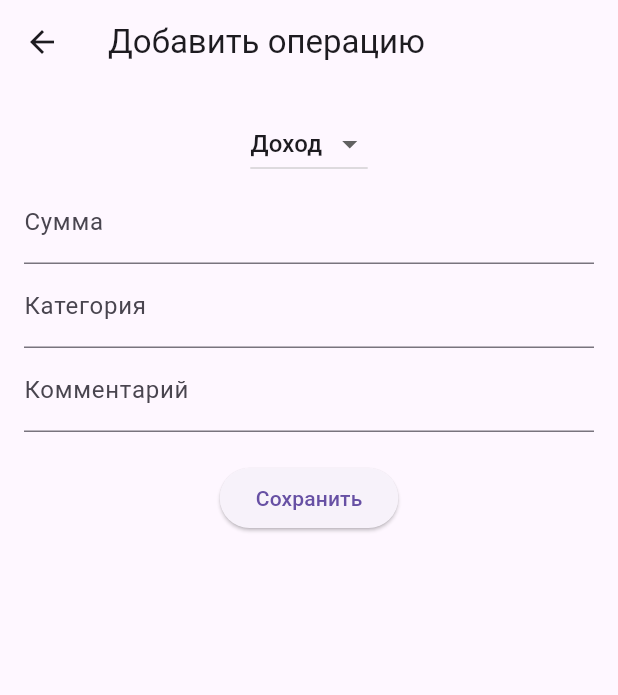
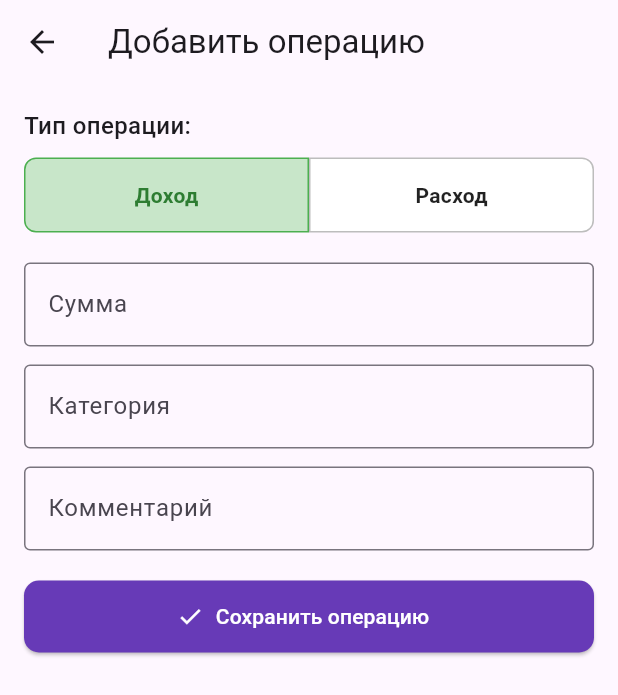
Before and after one commit to 1mpresion1st/pr5, a Flutter app: the screen it shows after launch, after a tap on "Добавить операцию", on a phone screen of 412 x 824 dp. Shown: the top 695 px of the screen. Run offline on Flutter 3.47's test engine with Material 3 defaults, Android fonts, the phone set to English and light mode, and no system bars; our stand-ins replace fl_chart.

Commit message:
some edits

```diff
--- a/lib/screens/add_transaction_screen.dart
+++ b/lib/screens/add_transaction_screen.dart
@@ -35,35 +35,139 @@ class _AddTransactionScreenState extends State<AddTransactionScreen> {
       body: Padding(
         padding: const EdgeInsets.all(16),
         child: Column(
+          crossAxisAlignment: CrossAxisAlignment.start,
           children: [
-            DropdownButton<String>(
-              value: _selectedType,
-              items: ['Доход', 'Расход']
-                  .map((e) => DropdownMenuItem(value: e, child: Text(e)))
-                  .toList(),
-              onChanged: (val) {
-                setState(() {
-                  _selectedType = val!;
-                });
-              },
+            const Text(
+              'Тип операции:',
+              style: TextStyle(fontSize: 16, fontWeight: FontWeight.w500),
             ),
+            const SizedBox(height: 10),
+
+            // --- КРАСИВЫЙ ВЫБОР ТИПА (Доход / Расход) ---
+            Row(
+              mainAxisAlignment: MainAxisAlignment.center,
+              children: [
+                Expanded(
+                  child: GestureDetector(
+                    onTap: () {
+                      setState(() => _selectedType = 'Доход');
+                    },
+                    child: AnimatedContainer(
+                      duration: const Duration(milliseconds: 200),
+                      padding: const EdgeInsets.symmetric(vertical: 14),
+                      decoration: BoxDecoration(
+                        color: _selectedType == 'Доход'
+                            ? Colors.green.shade100
+                            : Colors.white,
+                        border: Border.all(
+                          color: _selectedType == 'Доход'
+                              ? Colors.green
+                              : Colors.grey.shade400,
+                        ),
+                        borderRadius: const BorderRadius.only(
+                          topLeft: Radius.circular(8),
+                          bottomLeft: Radius.circular(8),
+                        ),
+                      ),
+                      child: Center(
+                        child: Text(
+                          'Доход',
+                          style: TextStyle(
+                            fontWeight: FontWeight.w600,
+                            color: _selectedType == 'Доход'
+                                ? Colors.green.shade800
+                                : Colors.black87,
+                          ),
+                        ),
+                      ),
+                    ),
+                  ),
+                ),
+                Expanded(
+                  child: GestureDetector(
+                    onTap: () {
+                      setState(() => _selectedType = 'Расход');
+                    },
+                    child: AnimatedContainer(
+                      duration: const Duration(milliseconds: 200),
+                      padding: const EdgeInsets.symmetric(vertical: 14),
+                      decoration: BoxDecoration(
+                        color: _selectedType == 'Расход'
+                            ? Colors.red.shade100
+                            : Colors.white,
+                        border: Border.all(
+                          color: _selectedType == 'Расход'
+                              ? Colors.red
+                              : Colors.grey.shade400,
+                        ),
+                        borderRadius: const BorderRadius.only(
+                          topRight: Radius.circular(8),
+                          bottomRight: Radius.circular(8),
+                        ),
+                      ),
+                      child: Center(
+                        child: Text(
+                          'Расход',
+                          style: TextStyle(
+                            fontWeight: FontWeight.w600,
+                            color: _selectedType == 'Расход'
+                                ? Colors.red.shade800
+                                : Colors.black87,
+                          ),
+                        ),
+                      ),
+                    ),
+                  ),
+                ),
+              ],
+            ),
+
+            const SizedBox(height: 20),
+
+            // --- поля ввода ---
             TextField(
               controller: _amountController,
               keyboardType: TextInputType.number,
-              decoration: const InputDecoration(labelText: 'Сумма'),
+              decoration: const InputDecoration(
+                labelText: 'Сумма',
+                border: OutlineInputBorder(),
+              ),
             ),
+            const SizedBox(height: 12),
             TextField(
               controller: _categoryController,
-              decoration: const InputDecoration(labelText: 'Категория'),
+              decoration: const InputDecoration(
+                labelText: 'Категория',
+                border: OutlineInputBorder(),
+              ),
             ),
+            const SizedBox(height: 12),
             TextField(
               controller: _commentController,
-              decoration: const InputDecoration(labelText: 'Комментарий'),
+              decoration: const InputDecoration(
+                labelText: 'Комментарий',
+                border: OutlineInputBorder(),
+              ),
             ),
+
             const SizedBox(height: 20),
-            ElevatedButton(
-              onPressed: _saveTransaction,
-              child: const Text('Сохранить'),
+
+            // --- кнопка сохранить ---
+            SizedBox(
+              width: double.infinity,
+              height: 48,
+              child: ElevatedButton.icon(
+                icon: const Icon(Icons.check),
+                label: const Text('Сохранить операцию'),
+                onPressed: _saveTransaction,
+                style: ElevatedButton.styleFrom(
+                  backgroundColor: Colors.deepPurple,
+                  foregroundColor: Colors.white,
+                  shape: RoundedRectangleBorder(
+                    borderRadius: BorderRadius.circular(10),
+                  ),
+                ),
+              ),
             ),
           ],
         ),
--- a/lib/screens/home_screen.dart
+++ b/lib/screens/home_screen.dart
@@ -1,5 +1,6 @@
 import 'package:flutter/material.dart';
 import '../models/transaction.dart';
+import '../data/demo_data.dart'; // 👈 импорт стартовых данных
 import 'add_transaction_screen.dart';
 import 'transactions_list_screen.dart';
 import 'statistics_screen.dart';
@@ -10,7 +11,8 @@ class HomeScreen extends StatefulWidget {
 }
 
 class _HomeScreenState extends State<HomeScreen> {
-  List<Transaction> _transactions = [];
+  // Подгружаем стартовые данные
+  List<Transaction> _transactions = List.from(demoTransactions);
 
   // --- вычисление общего баланса ---
   double get _totalBalance {
@@ -23,21 +25,18 @@ class _HomeScreenState extends State<HomeScreen> {
     return income - expense;
   }
 
-  // --- добавление операции ---
   void _addTransaction(Transaction transaction) {
     setState(() {
       _transactions.add(transaction);
     });
   }
 
-  // --- удаление операции ---
   void _deleteTransaction(Transaction transaction) {
     setState(() {
       _transactions.remove(transaction);
     });
   }
 
-  // --- подсчёт по категориям (для будущего анализа) ---
   Map<String, double> _getCategoryTotals() {
     Map<String, double> totals = {};
     for (var t in _transactions) {
@@ -62,7 +61,6 @@ class _HomeScreenState extends State<HomeScreen> {
         child: SingleChildScrollView(
           child: Column(
             children: [
-              // ---- общий баланс ----
               Text(
                 'Текущий баланс: ${_totalBalance.toStringAsFixed(2)} ₽',
                 style: const TextStyle(
@@ -71,11 +69,9 @@ class _HomeScreenState extends State<HomeScreen> {
                 ),
               ),
               const SizedBox(height: 20),
-
-              // ---- кнопка добавления ----
-              ElevatedButton.icon(
-                icon: const Icon(Icons.add),
-                label: const Text('Добавить операцию'),
+              _buildWideButton(
+                icon: Icons.add,
+                text: 'Добавить операцию',
                 onPressed: () async {
                   final result = await Navigator.push(
                     context,
@@ -89,11 +85,9 @@ class _HomeScreenState extends State<HomeScreen> {
                 },
               ),
               const SizedBox(height: 10),
-
-              // ---- кнопка просмотра списка ----
-              ElevatedButton.icon(
-                icon: const Icon(Icons.list),
-                label: const Text('Список операций'),
+              _buildWideButton(
+                icon: Icons.list,
+                text: 'Список операций',
                 onPressed: () {
                   Navigator.push(
                     context,
@@ -107,11 +101,9 @@ class _HomeScreenState extends State<HomeScreen> {
                 },
               ),
               const SizedBox(height: 10),
-
-              // ---- кнопка статистики ----
-              ElevatedButton.icon(
-                icon: const Icon(Icons.pie_chart),
-                label: const Text('Статистика расходов'),
+              _buildWideButton(
+                icon: Icons.pie_chart,
+                text: 'Статистика расходов',
                 onPressed: () {
                   Navigator.push(
                     context,
@@ -123,8 +115,6 @@ class _HomeScreenState extends State<HomeScreen> {
                 },
               ),
               const SizedBox(height: 20),
-
-              // ---- мини-обзор по категориям ----
               if (totals.isNotEmpty) ...[
                 const Text(
                   'Быстрый обзор по категориям:',
@@ -134,7 +124,7 @@ class _HomeScreenState extends State<HomeScreen> {
                 Column(
                   children: totals.entries.map((e) {
                     return ListTile(
-                      leading: const Icon(Icons.label_outline),
+                      leading: const Icon(Icons.attach_money_outlined),
                       title: Text(e.key),
                       trailing: Text('${e.value.toStringAsFixed(2)} ₽'),
                     );
@@ -148,4 +138,32 @@ class _HomeScreenState extends State<HomeScreen> {
       ),
     );
   }
+
+  Widget _buildWideButton({
+    required IconData icon,
+    required String text,
+    required VoidCallback onPressed,
+  }) {
+    return SizedBox(
+      width: double.infinity,
+      height: 48,
+      child: ElevatedButton.icon(
+        icon: Icon(icon, size: 22),
+        label: Text(
+          text,
+          style: const TextStyle(fontSize: 16, fontWeight: FontWeight.w500),
+        ),
+        onPressed: onPressed,
+        style: ElevatedButton.styleFrom(
+          backgroundColor: Colors.white,
+          foregroundColor: Colors.deepPurple,
+          side: const BorderSide(color: Colors.deepPurple, width: 1.2),
+          shape: RoundedRectangleBorder(
+            borderRadius: BorderRadius.circular(10),
+          ),
+          elevation: 0,
+        ),
+      ),
+    );
+  }
 }
--- a/lib/screens/transactions_list_screen.dart
+++ b/lib/screens/transactions_list_screen.dart
@@ -48,6 +48,9 @@ class _TransactionsListScreenState extends State<TransactionsListScreen> {
               onDelete: () {
                 widget.onDelete(t);
                 setState(() {});
+                ScaffoldMessenger.of(context).showSnackBar(
+                  const SnackBar(content: Text('Операция удалена')),
+                );
               },
             ),
           );
```
Also changed, not shown: lib/data/demo_data.dart (added, +70 -0 lines), lib/screens/statistics_screen.dart (+24 -10 lines).
